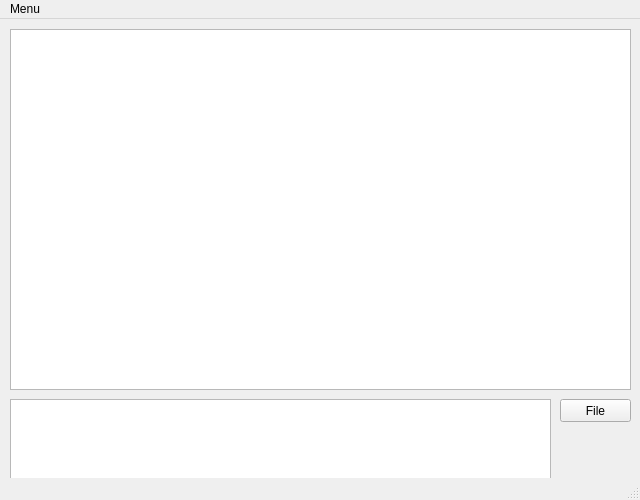
This is Qt5_UI/oc_logReader.ui in jupiterbjy/owncloudLogViewer as Qt 5 draws it before an edit. The edited form follows.
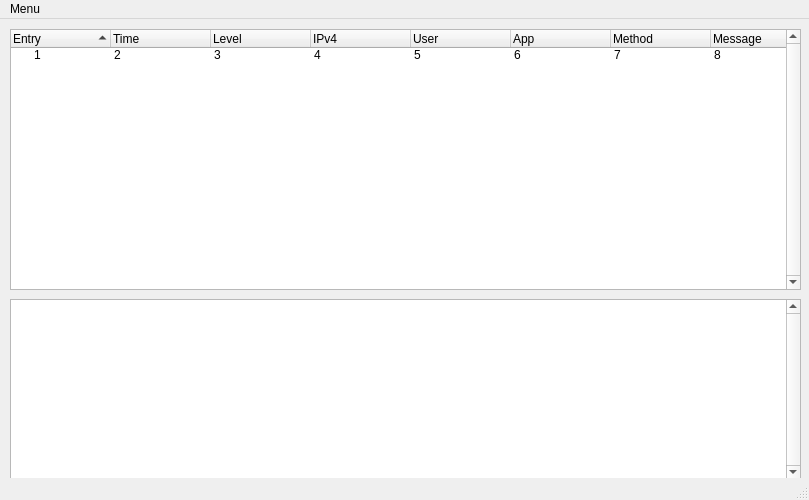
This is the edited form.

The edit to the form file:
```diff
--- a/Qt5_UI/oc_logReader.ui
+++ b/Qt5_UI/oc_logReader.ui
@@ -6,7 +6,7 @@
    <rect>
     <x>0</x>
     <y>0</y>
-    <width>640</width>
+    <width>809</width>
     <height>500</height>
    </rect>
   </property>
@@ -20,13 +20,13 @@
    <number>-1</number>
   </property>
   <widget class="QWidget" name="centralwidget">
-   <widget class="QListWidget" name="oc_listWidget">
+   <widget class="QTreeWidget" name="oc_treeWidget">
     <property name="geometry">
      <rect>
       <x>10</x>
       <y>10</y>
-      <width>621</width>
-      <height>361</height>
+      <width>791</width>
+      <height>261</height>
      </rect>
     </property>
     <property name="acceptDrops">
@@ -35,43 +35,108 @@
     <property name="autoFillBackground">
      <bool>false</bool>
     </property>
+    <property name="verticalScrollBarPolicy">
+     <enum>Qt::ScrollBarAlwaysOn</enum>
+    </property>
     <property name="horizontalScrollBarPolicy">
      <enum>Qt::ScrollBarAlwaysOff</enum>
     </property>
     <property name="alternatingRowColors">
      <bool>true</bool>
     </property>
-    <property name="selectionRectVisible">
+    <property name="sortingEnabled">
      <bool>true</bool>
     </property>
+    <property name="animated">
+     <bool>false</bool>
+    </property>
+    <property name="allColumnsShowFocus">
+     <bool>false</bool>
+    </property>
+    <property name="headerHidden">
+     <bool>false</bool>
+    </property>
+    <property name="expandsOnDoubleClick">
+     <bool>true</bool>
+    </property>
+    <column>
+     <property name="text">
+      <string>Entry</string>
+     </property>
+    </column>
+    <column>
+     <property name="text">
+      <string>Time</string>
+     </property>
+    </column>
+    <column>
+     <property name="text">
+      <string extracomment="logLevel">Level</string>
+     </property>
+    </column>
+    <column>
+     <property name="text">
+      <string>IPv4</string>
+     </property>
+    </column>
+    <column>
+     <property name="text">
+      <string>User</string>
+     </property>
+    </column>
+    <column>
+     <property name="text">
+      <string>App</string>
+     </property>
+    </column>
+    <column>
+     <property name="text">
+      <string>Method</string>
+     </property>
+    </column>
+    <column>
+     <property name="text">
+      <string>Message</string>
+     </property>
+    </column>
+    <item>
+     <property name="text">
+      <string>1</string>
+     </property>
+     <property name="text">
+      <string>2</string>
+     </property>
+     <property name="text">
+      <string>3</string>
+     </property>
+     <property name="text">
+      <string>4</string>
+     </property>
+     <property name="text">
+      <string>5</string>
+     </property>
+     <property name="text">
+      <string>6</string>
+     </property>
+     <property name="text">
+      <string>7</string>
+     </property>
+     <property name="text">
+      <string>8</string>
+     </property>
+    </item>
    </widget>
-   <widget class="QTextEdit" name="Debug_textEdit">
+   <widget class="QTextBrowser" name="item_textBrowser">
     <property name="geometry">
      <rect>
       <x>10</x>
-      <y>380</y>
-      <width>541</width>
-      <height>81</height>
+      <y>280</y>
+      <width>791</width>
+      <height>181</height>
      </rect>
     </property>
-    <property name="horizontalScrollBarPolicy">
-     <enum>Qt::ScrollBarAlwaysOff</enum>
-    </property>
-    <property name="readOnly">
-     <bool>true</bool>
-    </property>
-   </widget>
-   <widget class="QPushButton" name="File_PushButton">
-    <property name="geometry">
-     <rect>
-      <x>560</x>
-      <y>380</y>
-      <width>71</width>
-      <height>23</height>
-     </rect>
-    </property>
-    <property name="text">
-     <string>File</string>
+    <property name="verticalScrollBarPolicy">
+     <enum>Qt::ScrollBarAlwaysOn</enum>
     </property>
    </widget>
   </widget>
@@ -81,7 +146,7 @@
     <rect>
      <x>0</x>
      <y>0</y>
-     <width>640</width>
+     <width>809</width>
      <height>21</height>
     </rect>
    </property>
```
Left out of the diff: 26 changed lines with no effect on the pictures.
